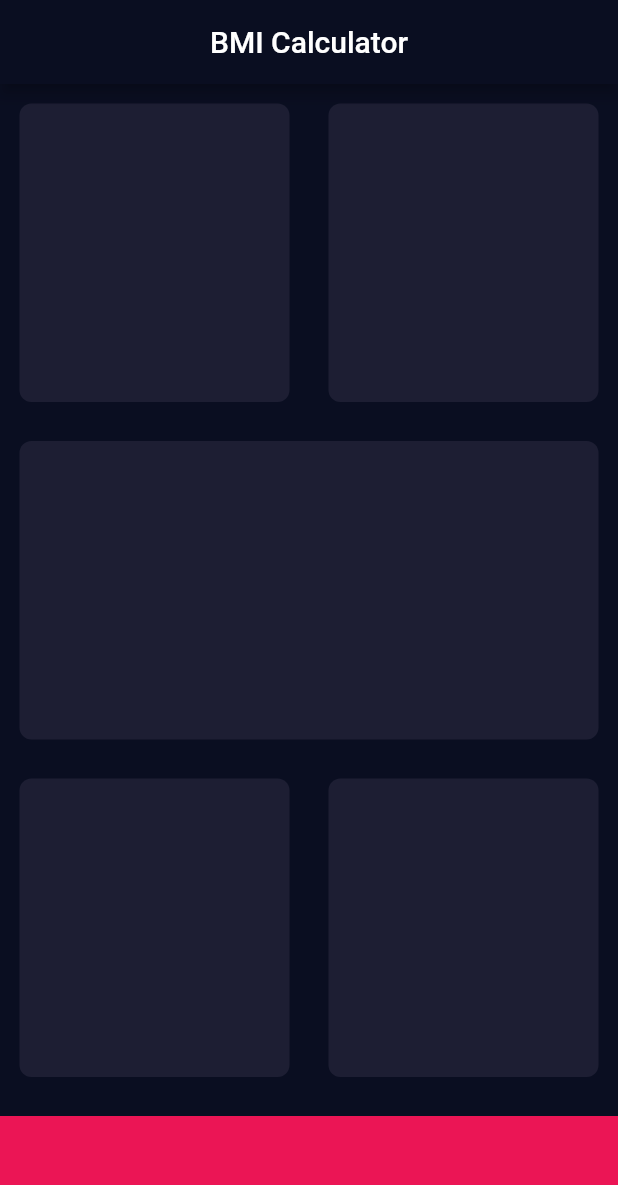
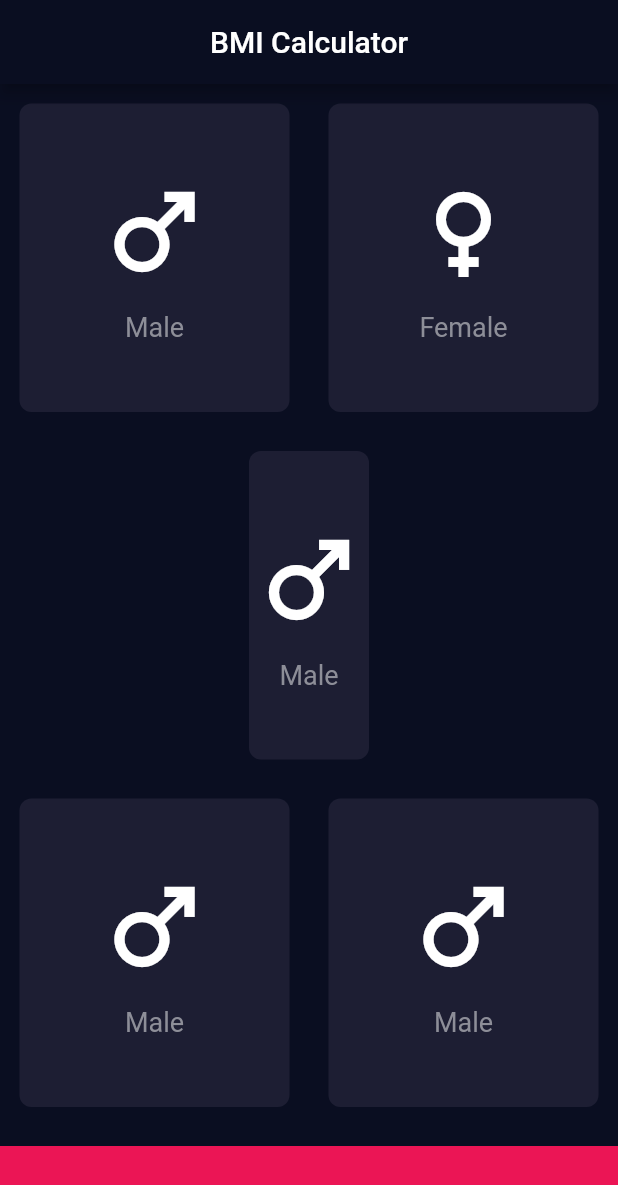
Before and after one commit to iamoguzhanarslantas/bmi_calculator, a Flutter app: the screen it shows after launch, on a phone screen of 412 x 824 dp. Shown: the top 1185 px of the screen. Run offline on Flutter 3.47's test engine with Material 2 defaults, Android fonts, the phone set to English and light mode, and no system bars.

Commit message:
add Icon and extract widget

```diff
--- /dev/null
+++ b/lib/icon_content.dart
@@ -0,0 +1,32 @@
+import 'package:flutter/material.dart';
+
+const labelTextStyle = TextStyle(
+  fontSize: 18,
+  color: Color(0xFF8D8E98),
+);
+
+class IconContent extends StatelessWidget {
+  final IconData icon;
+  final String label;
+  const IconContent({super.key, required this.icon, required this.label});
+
+  @override
+  Widget build(BuildContext context) {
+    return Column(
+      mainAxisAlignment: MainAxisAlignment.center,
+      children: [
+        Icon(
+          icon,
+          size: 80,
+        ),
+        const SizedBox(
+          height: 13,
+        ),
+        Text(
+          label,
+          style: labelTextStyle,
+        ),
+      ],
+    );
+  }
+}
--- a/lib/input_page.dart
+++ b/lib/input_page.dart
@@ -1,6 +1,9 @@
 import 'package:flutter/material.dart';
 
-const bottomContainerHeight = 80.0;
+import 'icon_content.dart';
+import 'reusable_card.dart';
+
+const bottomContainerHeight = 60.0;
 const activeCardColour = Color(0xFF1D1E33);
 const bottomContainerColour = Color(0xFFEB1555);
 
@@ -27,11 +30,19 @@ class _InputPageState extends State<InputPage> {
                 Expanded(
                   child: ReusableCard(
                     colour: activeCardColour,
+                    cardChild: IconContent(
+                      icon: Icons.male,
+                      label: 'Male',
+                    ),
                   ),
                 ),
                 Expanded(
                   child: ReusableCard(
                     colour: activeCardColour,
+                    cardChild: IconContent(
+                      icon: Icons.female,
+                      label: 'Female',
+                    ),
                   ),
                 ),
               ],
@@ -40,6 +51,10 @@ class _InputPageState extends State<InputPage> {
           const Expanded(
             child: ReusableCard(
               colour: activeCardColour,
+              cardChild: IconContent(
+                icon: Icons.male,
+                label: 'Male',
+              ),
             ),
           ),
           Expanded(
@@ -48,11 +63,19 @@ class _InputPageState extends State<InputPage> {
                 Expanded(
                   child: ReusableCard(
                     colour: activeCardColour,
+                    cardChild: IconContent(
+                      icon: Icons.male,
+                      label: 'Male',
+                    ),
                   ),
                 ),
                 Expanded(
                   child: ReusableCard(
                     colour: activeCardColour,
+                    cardChild: IconContent(
+                      icon: Icons.male,
+                      label: 'Male',
+                    ),
                   ),
                 ),
               ],
@@ -71,19 +94,3 @@ class _InputPageState extends State<InputPage> {
     );
   }
 }
-
-class ReusableCard extends StatelessWidget {
-  final Color colour;
-  const ReusableCard({super.key, required this.colour});
-
-  @override
-  Widget build(BuildContext context) {
-    return Container(
-      margin: const EdgeInsets.all(13),
-      decoration: BoxDecoration(
-        color: colour,
-        borderRadius: BorderRadius.circular(8),
-      ),
-    );
-  }
-}
--- /dev/null
+++ b/lib/reusable_card.dart
@@ -0,0 +1,20 @@
+import 'package:flutter/material.dart';
+
+class ReusableCard extends StatelessWidget {
+  final Color colour;
+  final Widget cardChild;
+  const ReusableCard(
+      {super.key, required this.colour, required this.cardChild});
+
+  @override
+  Widget build(BuildContext context) {
+    return Container(
+      margin: const EdgeInsets.all(13),
+      decoration: BoxDecoration(
+        color: colour,
+        borderRadius: BorderRadius.circular(8),
+      ),
+      child: cardChild,
+    );
+  }
+}
```
